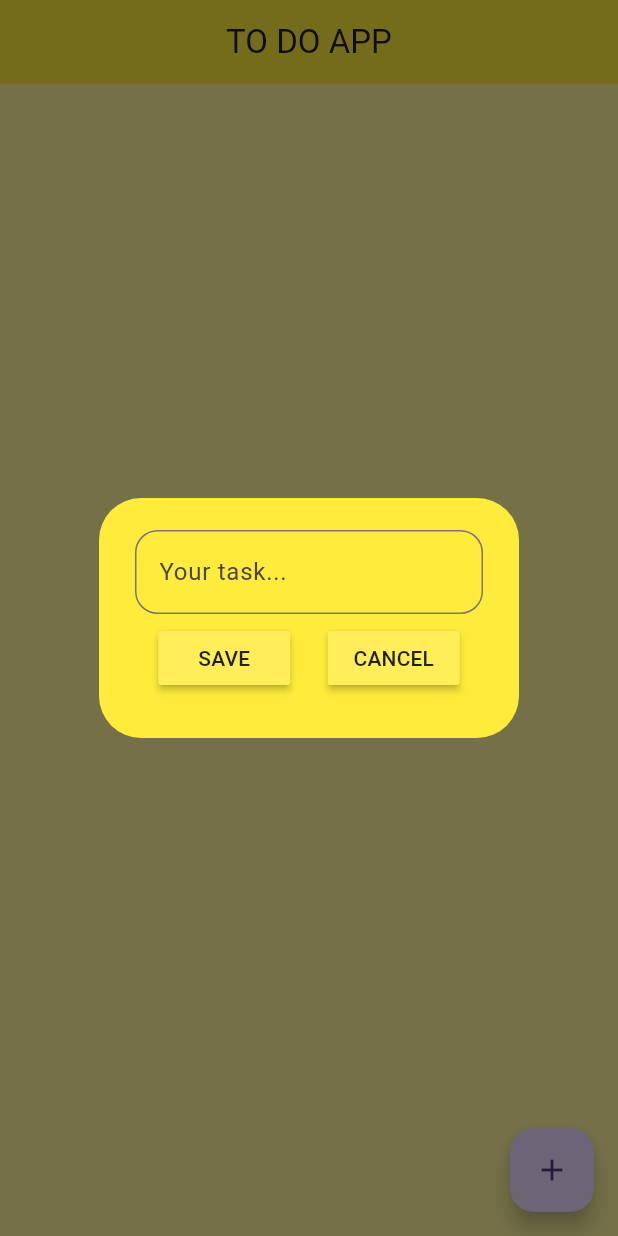
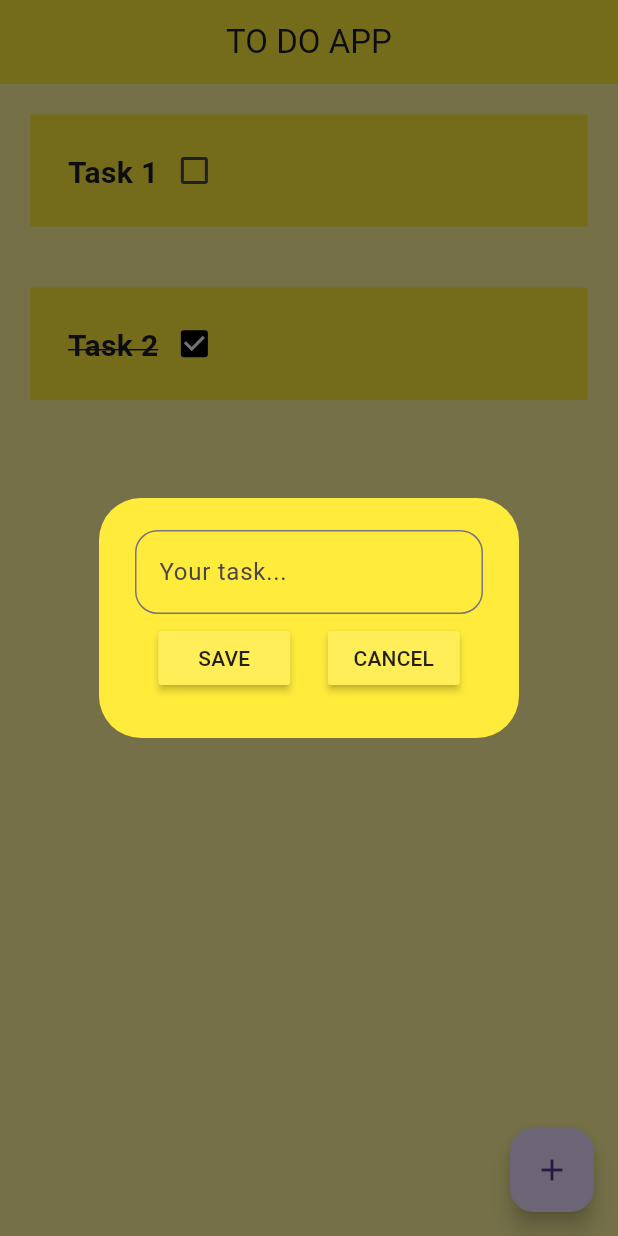
Before and after one commit to SemantakCodes/Todo-App, a Flutter app: the screen it shows after launch, after a tap on the "add" icon, on a phone screen of 412 x 824 dp. Run offline on Flutter 3.47's test engine with Material 3 defaults, Android fonts, the phone set to English and light mode, and no system bars; drawn by our look-alikes of flutter_slidable; our stand-ins replace hive_flutter; accounts and stored records are empty.

Commit message:
Database Added

```diff
--- /dev/null
+++ b/lib/database/todo_database.dart
@@ -0,0 +1,35 @@
+import 'package:hive_flutter/hive_flutter.dart';
+
+class TodoDatabase {
+
+    // ignore: non_constant_identifier_names
+    List ToDoList = [];
+
+  //reference the box
+  final _mybox = Hive.box('myBox');
+
+
+  //methods
+
+  //first time ever opening this app
+  void createInitialData(){
+    ToDoList = [
+    ["Task 1", false],
+    ["Task 2", true]
+    ];
+  }
+
+
+  //Loading the data
+  // ignore: non_constant_identifier_names
+  void LoadData(){
+    ToDoList = _mybox.get("ToDoList");
+  }
+
+
+  //Updating the data
+  // ignore: non_constant_identifier_names
+  void UpdateData(){
+    _mybox.put("ToDoList", ToDoList);
+  }
+}//hello??
--- a/lib/main.dart
+++ b/lib/main.dart
@@ -1,7 +1,12 @@
 import 'package:flutter/material.dart';
+import 'package:hive_flutter/hive_flutter.dart';
 import 'package:todo_app/pages/home_page.dart';
 
-void main() {
+void main() async{
+  //init the hive
+  await Hive.initFlutter();
+  await Hive.openBox('myBox');
+
   runApp(const MainApp());
 }
 
--- a/lib/pages/home_page.dart
+++ b/lib/pages/home_page.dart
@@ -1,6 +1,8 @@
 // ignore_for_file: non_constant_identifier_names
 
 import 'package:flutter/material.dart';
+import 'package:hive_flutter/hive_flutter.dart';
+import 'package:todo_app/database/todo_database.dart';
 import 'package:todo_app/utils/dialouge_box.dart';
 import 'package:todo_app/utils/todo_tiles.dart';
 
@@ -13,10 +15,21 @@ class TodoPage extends StatefulWidget {
 
 class _TodoPageState extends State<TodoPage> {
 
-  //variable
-  List ToDoList = [
+  //init the box
+  final _myBox = Hive.box('myBox');
+  TodoDatabase db = TodoDatabase();
 
-  ];
+  @override
+  void initState() {
+    //creates default data on first time
+    if(_myBox.get("ToDoList") == null){
+      db.createInitialData();
+    }
+    else{
+      db.LoadData();
+    }
+    super.initState();
+  }
 
   //fetch data from text field
   final _textController = TextEditingController();
@@ -26,19 +39,22 @@ class _TodoPageState extends State<TodoPage> {
   {
     setState(()
     {
-      ToDoList[index][1] = !ToDoList[index][1];
+      db.ToDoList[index][1] = !db.ToDoList[index][1];
     }
     );
+
+    db.UpdateData();
   }
 
   //Save New Task
   void saveNewTask()
   {
     setState(() {
-      ToDoList.add([_textController.text, false]);
+      db.ToDoList.add([_textController.text, false]);
       _textController.clear();
     });
     Navigator.of(context).pop();
+    db.UpdateData();
   }
 
   //Create a new task
@@ -57,13 +73,15 @@ class _TodoPageState extends State<TodoPage> {
         );
       }
     );
+    db.UpdateData();
   }
 
   void deleteTask(int index)
   {
     setState(() {
-      ToDoList.removeAt(index);
+      db.ToDoList.removeAt(index);
     });
+    db.UpdateData();
   }
 
   @override
@@ -86,15 +104,15 @@ class _TodoPageState extends State<TodoPage> {
       ),
       body: ListView.builder
       (
-        itemCount: ToDoList.length,
+        itemCount: db.ToDoList.length,
 
         itemBuilder: (context, index)
         {
           return Notepages
           (
             deleteTiles: (context) => deleteTask(index),
-            taskCompleted: ToDoList[index][1],
-            taskName: ToDoList[index][0],
+            taskCompleted: db.ToDoList[index][1],
+            taskName: db.ToDoList[index][0],
             onChanged: (value) => checkBoxChanged(value, index),
           );
         }
--- a/pubspec.yaml
+++ b/pubspec.yaml
@@ -17,6 +17,7 @@ dev_dependencies:
     sdk: flutter
 
   flutter_lints: ^5.0.0
+  build_runner: ^2.5.4
 
 flutter:
   uses-material-design: true
```
Also changed, not shown: pubspec.lock.
